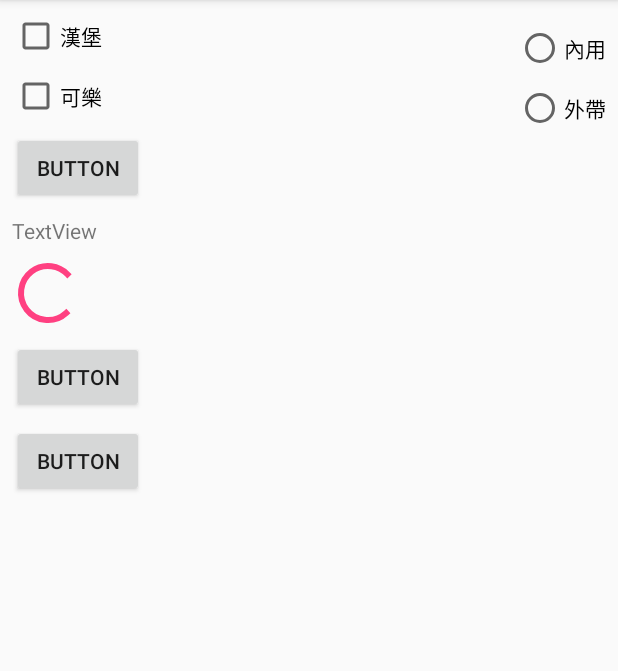
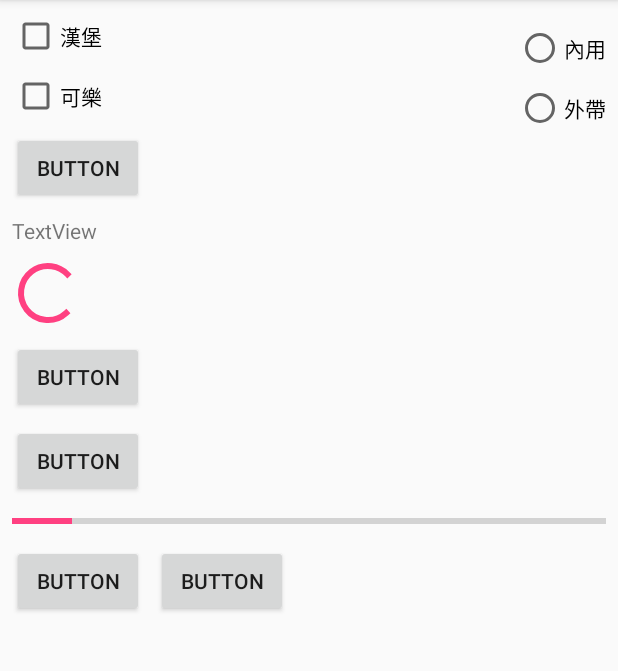
Before and after one commit to Shaojung/DB2018012004, an Android app: the screen it shows after launch (MainActivity), on a phone screen of 412 x 824 dp, the part 84-755 px from its top. Run offline under Robolectric (Android 15) with nearby library versions, the phone set to English and light mode, and no system bars.

```diff
--- a/app/src/main/java/com/example/student/db2018012004/MainActivity.java
+++ b/app/src/main/java/com/example/student/db2018012004/MainActivity.java
@@ -12,7 +12,7 @@ public class MainActivity extends AppCompatActivity {
     CheckBox chk1, chk2;
     TextView tv;
     RadioGroup rg;
-    ProgressBar pb;
+    ProgressBar pb, pb2;
     @Override
     protected void onCreate(Bundle savedInstanceState) {
         super.onCreate(savedInstanceState);
@@ -22,6 +22,7 @@ public class MainActivity extends AppCompatActivity {
         tv = findViewById(R.id.textView);
         rg = findViewById(R.id.radioGroup);
         pb = findViewById(R.id.progressBar);
+        pb2 = findViewById(R.id.progressBar2);
     }
     public void click1(View v)
     {
@@ -57,5 +58,13 @@ public class MainActivity extends AppCompatActivity {
     {
         pb.setVisibility(View.INVISIBLE);
     }
+    public void click4(View v)
+    {
+        pb2.setProgress(pb2.getProgress() - 10);
+    }
+    public void click5(View v)
+    {
+        pb2.setProgress(pb2.getProgress() + 10);
+    }
 
 }
--- a/app/src/main/res/layout/activity_main.xml
+++ b/app/src/main/res/layout/activity_main.xml
@@ -112,4 +112,39 @@
         android:text="Button"
         app:layout_constraintStart_toStartOf="parent"
         app:layout_constraintTop_toBottomOf="@+id/button2" />
+
+    <ProgressBar
+        android:id="@+id/progressBar2"
+        style="?android:attr/progressBarStyleHorizontal"
+        android:layout_width="0dp"
+        android:layout_height="wrap_content"
+        android:layout_marginEnd="8dp"
+        android:layout_marginStart="8dp"
+        android:layout_marginTop="8dp"
+        android:progress="10"
+        app:layout_constraintEnd_toEndOf="parent"
+        app:layout_constraintStart_toStartOf="parent"
+        app:layout_constraintTop_toBottomOf="@+id/button3" />
+
+    <Button
+        android:id="@+id/button4"
+        android:layout_width="wrap_content"
+        android:layout_height="wrap_content"
+        android:layout_marginStart="8dp"
+        android:layout_marginTop="8dp"
+        android:onClick="click4"
+        android:text="Button"
+        app:layout_constraintStart_toStartOf="parent"
+        app:layout_constraintTop_toBottomOf="@+id/progressBar2" />
+
+    <Button
+        android:id="@+id/button5"
+        android:layout_width="wrap_content"
+        android:layout_height="wrap_content"
+        android:layout_marginStart="8dp"
+        android:layout_marginTop="8dp"
+        android:onClick="click5"
+        android:text="Button"
+        app:layout_constraintStart_toEndOf="@+id/button4"
+        app:layout_constraintTop_toBottomOf="@+id/progressBar2" />
 </android.support.constraint.ConstraintLayout>
```
